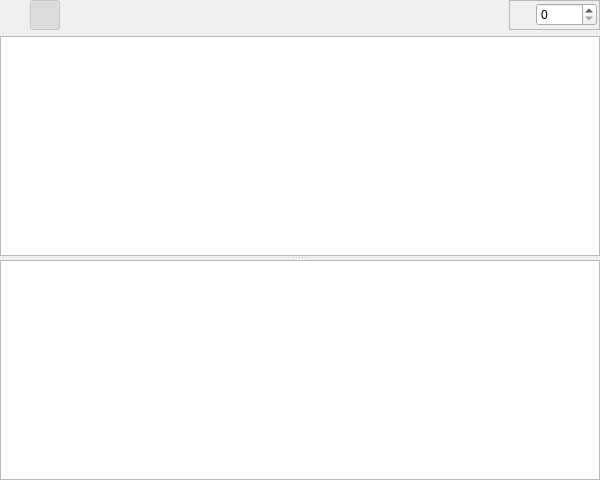
Above: src/fileview.ui from tibirna/qgit before the change. Below: the same form after it.
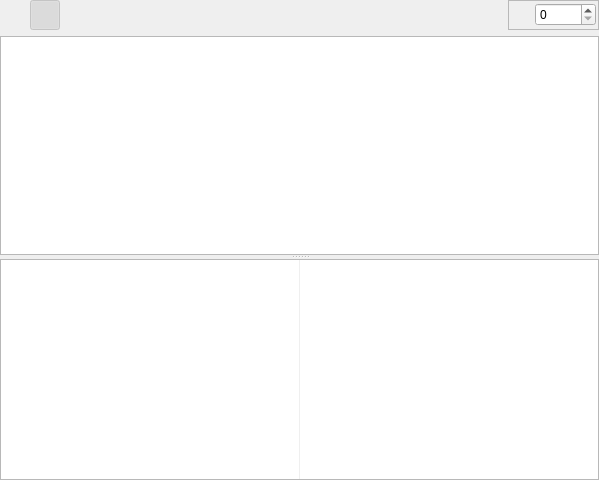
That is the form after the change. Icons and pictures are not drawn. Custom widgets are drawn as their Qt base class.

Commit message:
Use a list to show annotation info
Instead of embedding the annotation in file content.

This greatly simplifies the code and also speeds up
annotation hide/unhide button.

```diff
--- a/src/fileview.ui
+++ b/src/fileview.ui
@@ -5,7 +5,7 @@
    <rect>
     <x>0</x>
     <y>0</y>
-    <width>600</width>
+    <width>599</width>
     <height>480</height>
    </rect>
   </property>
@@ -272,7 +272,55 @@
          <bool>true</bool>
         </property>
        </widget>
+       <widget class="QFrame" name="frame_2" >
+        <property name="frameShape" >
+         <enum>QFrame::StyledPanel</enum>
+        </property>
+        <property name="frameShadow" >
+         <enum>QFrame::Sunken</enum>
+        </property>
+        <layout class="QHBoxLayout" >
+         <property name="margin" >
+          <number>0</number>
+         </property>
+         <property name="spacing" >
+          <number>0</number>
+         </property>
+         <item>
+          <layout class="QHBoxLayout" >
+           <property name="margin" >
+            <number>0</number>
+           </property>
+           <property name="spacing" >
+            <number>1</number>
+           </property>
+           <item>
+            <widget class="QListWidget" name="listWidgetAnn" >
+             <property name="frameShape" >
+              <enum>QFrame::NoFrame</enum>
+             </property>
+             <property name="verticalScrollBarPolicy" >
+              <enum>Qt::ScrollBarAlwaysOff</enum>
+             </property>
+             <property name="horizontalScrollBarPolicy" >
+              <enum>Qt::ScrollBarAlwaysOff</enum>
+             </property>
+             <property name="verticalScrollMode" >
+              <enum>QAbstractItemView::ScrollPerPixel</enum>
+             </property>
+             <property name="horizontalScrollMode" >
+              <enum>QAbstractItemView::ScrollPerPixel</enum>
+             </property>
+             <property name="uniformItemSizes" >
+              <bool>true</bool>
+             </property>
+            </widget>
+           </item>
+           <item>
        <widget class="FileContent" name="textEditFile" >
+             <property name="frameShape" >
+              <enum>QFrame::NoFrame</enum>
+             </property>
         <property name="undoRedoEnabled" >
          <bool>false</bool>
         </property>
@@ -285,6 +333,11 @@
         <property name="acceptRichText" >
          <bool>false</bool>
         </property>
+            </widget>
+           </item>
+          </layout>
+         </item>
+        </layout>
        </widget>
       </widget>
      </item>
```
Lines whose indentation alone changed are shown as unchanged. The commit also changes 3 other files.
